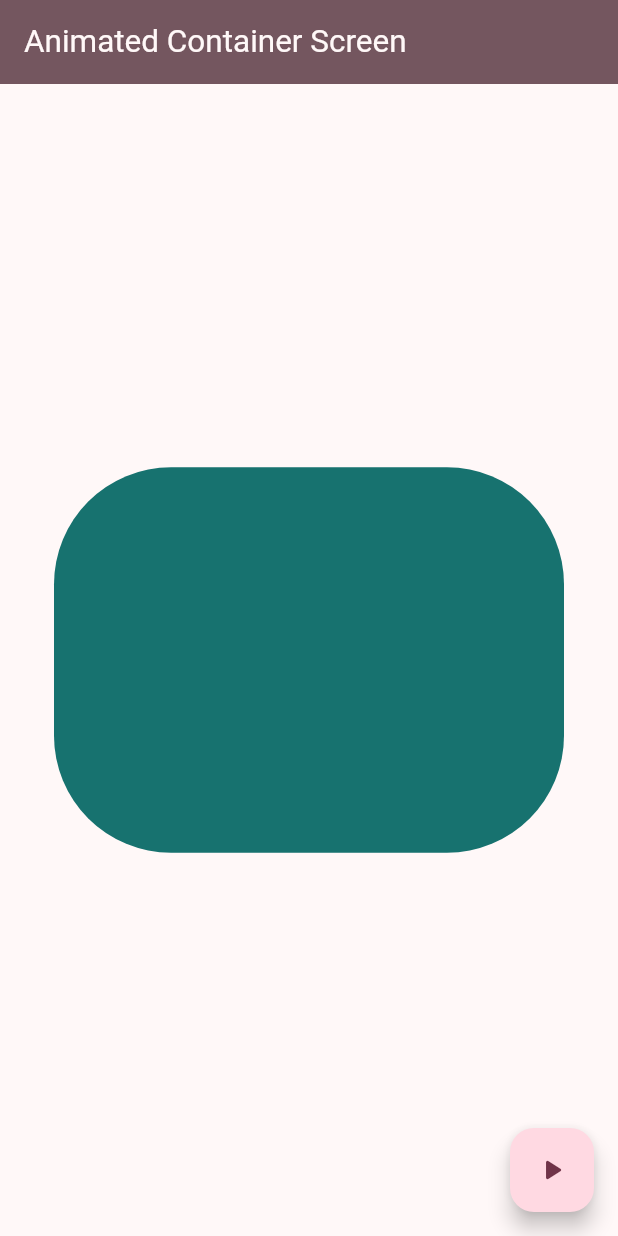
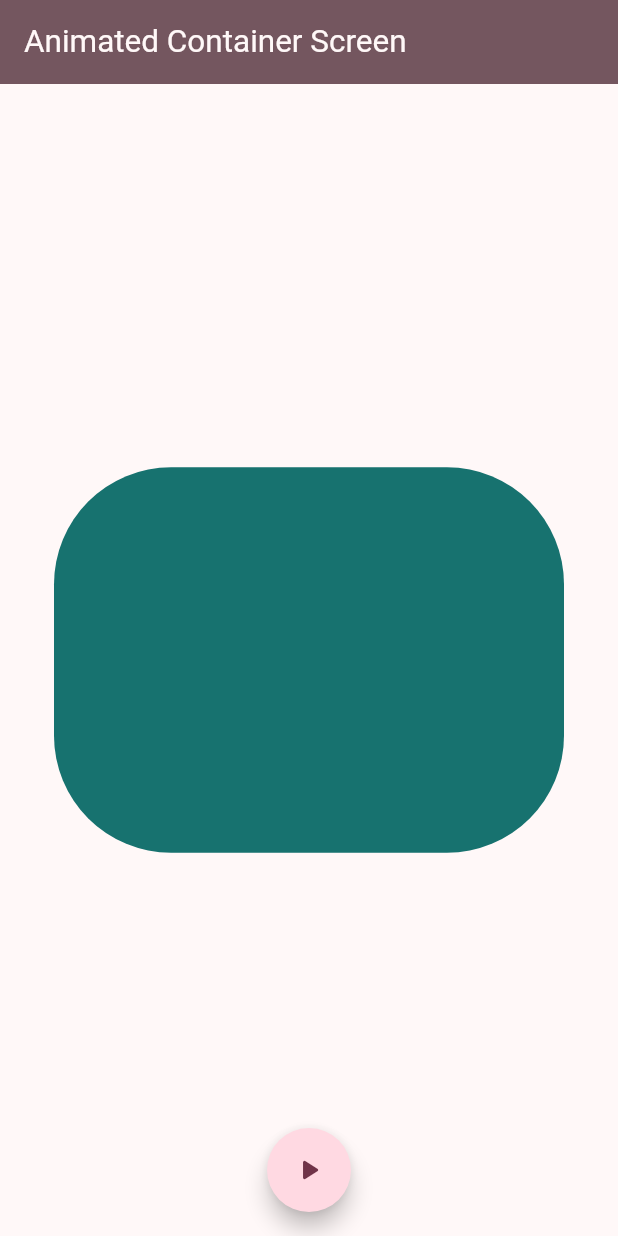
Before and after one commit to brunolujan/flutter_widgets_app, a Flutter app: the AnimatedScreen screen opened by its route, after a tap on the "play arrow" icon, on a phone screen of 412 x 824 dp. Run offline on Flutter 3.47's test engine with Material 2 defaults, Android fonts, the phone set to English and light mode, and no system bars; our stand-ins replace go_router.

Commit message:
Floating button from Animated Container Screen update

```diff
--- a/lib/presentation/screens/animated/animated_screen.dart
+++ b/lib/presentation/screens/animated/animated_screen.dart
@@ -16,7 +16,7 @@ class _AnimatedScreenState extends State<AnimatedScreen> {
   Color color = Colors.blue;
   double borderRadius = 20.0;
 
-  void changeShape() {
+  void changeContainerShape() {
     final random = Random();
     width = random.nextInt(300) + 120;
     height = random.nextInt(300) + 120;
@@ -56,9 +56,11 @@ class _AnimatedScreenState extends State<AnimatedScreen> {
         ),
       ),
       floatingActionButton: FloatingActionButton(
-        onPressed: changeShape,
+        onPressed: changeContainerShape,
+        shape: const CircleBorder(),
         child: const Icon(Icons.play_arrow_rounded),
       ),
+      floatingActionButtonLocation: FloatingActionButtonLocation.centerFloat,
     );
   }
 }
```
